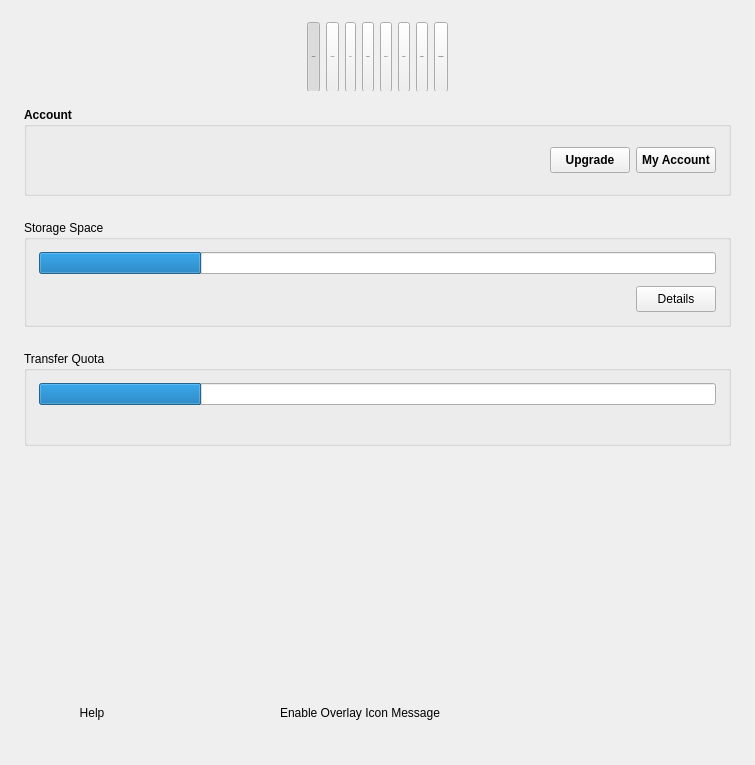
meganz/MEGAsync, file src/MEGASync/gui/ui/SettingsDialog.ui: the form before one commit.
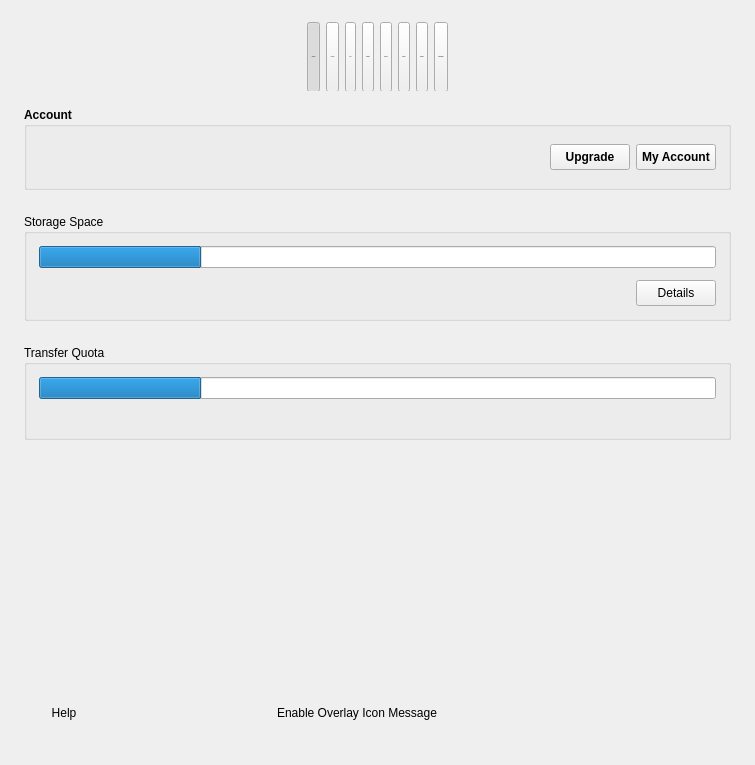
The form after the commit. The open tabs and pages were chosen to show the change. Icons and pictures are not drawn. Custom widgets are drawn as their Qt base class.

Commit message: SNC-4972 : Account tab spaces on items.

What changed in the file:
```diff
--- a/src/MEGASync/gui/ui/SettingsDialog.ui
+++ b/src/MEGASync/gui/ui/SettingsDialog.ui
@@ -1242,6 +1242,9 @@
           </property>
           <item>
            <layout class="QHBoxLayout" name="horizontalLayout_4">
+            <property name="spacing">
+             <number>12</number>
+            </property>
             <item>
              <widget class="AvatarWidget" name="wAvatar" native="true">
               <property name="minimumSize">
@@ -1260,6 +1263,9 @@
             </item>
             <item>
              <layout class="QVBoxLayout" name="verticalLayout">
+              <property name="spacing">
+               <number>0</number>
+              </property>
               <item>
                <layout class="QHBoxLayout" name="horizontalLayout_3">
                 <item>
@@ -2803,33 +2809,17 @@
      </property>
      <layout class="QHBoxLayout" name="horizontalLayout_18">
       <property name="leftMargin">
-       <number>8</number>
+       <number>0</number>
       </property>
       <property name="topMargin">
        <number>20</number>
       </property>
       <property name="rightMargin">
-       <number>33</number>
+       <number>12</number>
       </property>
       <property name="bottomMargin">
        <number>20</number>
       </property>
-      <item>
-       <spacer name="horizontalSpacer_11">
-        <property name="orientation">
-         <enum>Qt::Horizontal</enum>
-        </property>
-        <property name="sizeType">
-         <enum>QSizePolicy::Fixed</enum>
-        </property>
-        <property name="sizeHint" stdset="0">
-         <size>
-          <width>20</width>
-          <height>20</height>
-         </size>
-        </property>
-       </spacer>
-      </item>
       <item>
        <widget class="QPushButton" name="bHelp">
         <property name="cursor">
```
Left out of the diff: 7 changed lines with no effect on the pictures.
